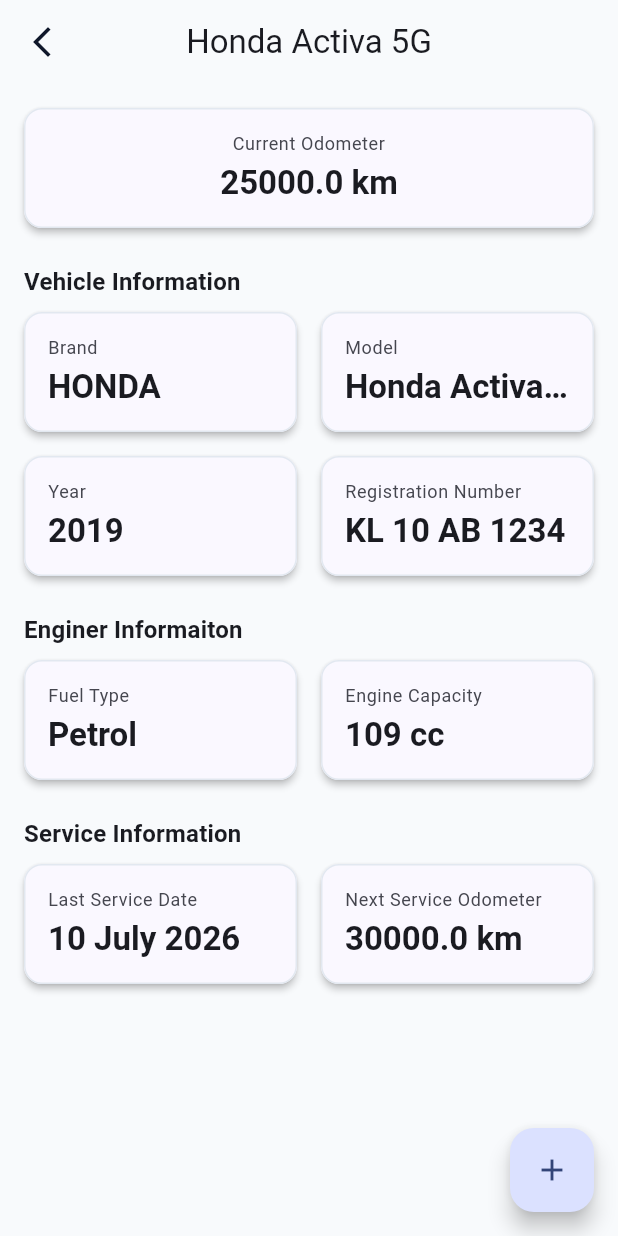
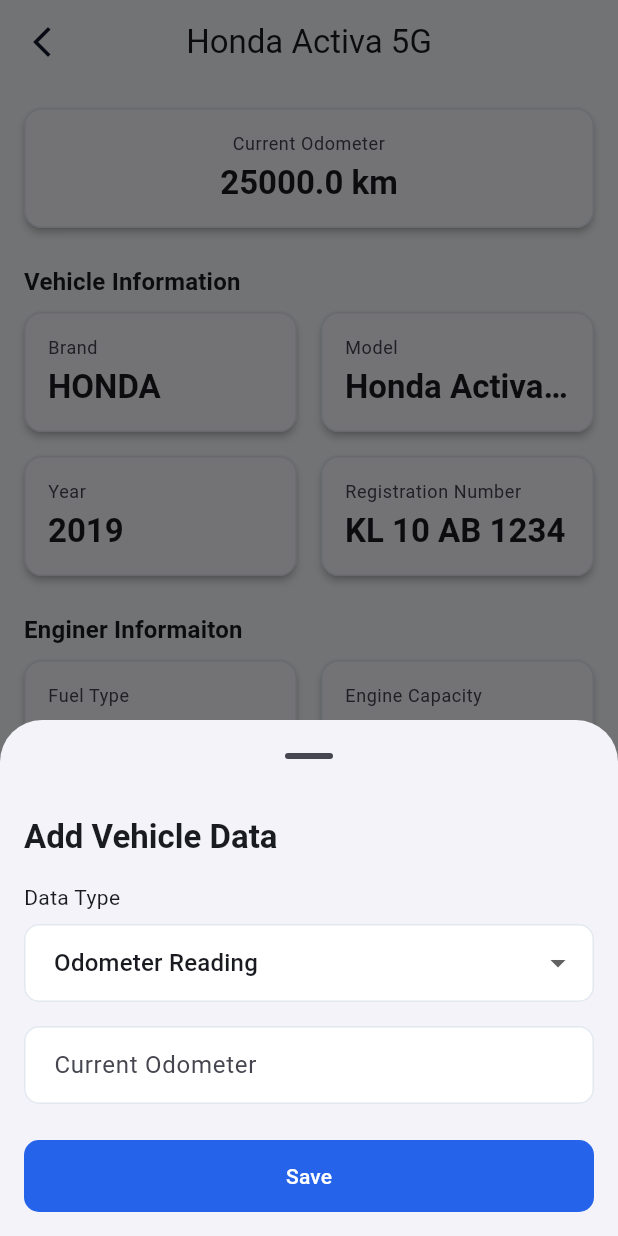
Before and after one commit to navaneethpp/odomex, a Flutter app: the VehicleDetailsScreen widget shown alone on an empty page, opened directly with sample values from the repository, after a tap on the "add" icon, on a phone screen of 412 x 824 dp. Run offline on Flutter 3.47's test engine with Material 3 defaults, Android fonts, the phone set to English and light mode, and no system bars.

Commit message:
feat: add vehicle data entry modal for odometer, fuel, and service records

```diff
--- /dev/null
+++ b/lib/models/vehicle_data_type.dart
@@ -0,0 +1,8 @@
+enum VehicleDataType {
+  odometer,
+  fuelRefill,
+  service,
+  // insurance,
+  // repair,
+  // tyreCharge,
+}
--- a/lib/screens/VehicleDetailsScreen/vehicle_details.dart
+++ b/lib/screens/VehicleDetailsScreen/vehicle_details.dart
@@ -1,6 +1,8 @@
 import 'package:flutter/material.dart';
 import 'package:odomex/core/theme/app_sizes.dart';
 import 'package:odomex/models/vehicle.dart';
+import 'package:odomex/models/vehicle_data_type.dart';
+import 'package:odomex/screens/VehicleDetailsScreen/widgets/add_vehilcle_data_sheet.dart';
 import 'package:odomex/screens/VehicleDetailsScreen/widgets/responsive_info_card.dart';
 import 'package:odomex/screens/VehicleDetailsScreen/widgets/section_title.dart';
 import 'package:odomex/widgets/screen_container.dart';
@@ -14,12 +16,60 @@
   final Vehicle vehicle;
 
   @override
+  void _handleVehicleData(
+    BuildContext context,
+    VehicleDataType type,
+    Map<String, dynamic> data,
+  ) {
+    switch (type) {
+      case VehicleDataType.odometer:
+        final odometer = data['odometerReading'];
+
+        debugPrint('New odometer: $odometer km');
+
+        break;
+
+      case VehicleDataType.fuelRefill:
+        final amount = data['fuelAmount'];
+        final price = data['fuelPrice'];
+
+        debugPrint('Fuel: $amount L - ₹$price');
+
+        break;
+
+      case VehicleDataType.service:
+        final description = data['description'];
+
+        debugPrint('Service: $description');
+
+        break;
+    }
+  }
+
+  void _showAddDataSheet(BuildContext context) {
+    showModalBottomSheet(
+      context: context,
+      isScrollControlled: true,
+      useSafeArea: true,
+      showDragHandle: true,
+      builder: (context) {
+        return AddVehicleDataSheet(
+          onSave: (type, data) {
+            _handleVehicleData(context, type, data);
+          },
+        );
+      },
+    );
+  }
+
   Widget build(BuildContext context) {
     return ScreenContainer(
       title: vehicle.model,
       showBackButton: true,
       floatingActionButton: FloatingActionButton(
-        onPressed: () {},
+        onPressed: () {
+          _showAddDataSheet(context);
+        },
         child: const Icon(Icons.add),
       ),
       child: SingleChildScrollView(
@@ -143,3 +193,7 @@
     );
   }
 }
+
+/// TODO:
+/// Currently it is have the option to add data. there is no logic
+/// We need to add the logic.
--- /dev/null
+++ b/lib/screens/VehicleDetailsScreen/widgets/add_vehilcle_data_sheet.dart
@@ -0,0 +1,291 @@
+import 'package:flutter/material.dart';
+import 'package:odomex/core/theme/app_sizes.dart';
+import 'package:odomex/models/vehicle_data_type.dart';
+
+class AddVehicleDataSheet extends StatefulWidget {
+  const AddVehicleDataSheet({
+    super.key,
+    required this.onSave,
+  });
+
+  final void Function(
+    VehicleDataType type,
+    Map<String, dynamic> data,
+  )
+  onSave;
+
+  @override
+  State<AddVehicleDataSheet> createState() =>
+      _AddVehicleDataSheetState();
+}
+
+class _AddVehicleDataSheetState
+    extends State<AddVehicleDataSheet> {
+  VehicleDataType _selectedType = VehicleDataType.odometer;
+
+  final _formKey = GlobalKey<FormState>();
+
+  final _odometerController = TextEditingController();
+  final _fuelAmountController = TextEditingController();
+  final _fuelPriceController = TextEditingController();
+  final _serviceDescriptionController =
+      TextEditingController();
+
+  @override
+  void dispose() {
+    _odometerController.dispose();
+    _fuelAmountController.dispose();
+    _fuelPriceController.dispose();
+    _serviceDescriptionController.dispose();
+
+    super.dispose();
+  }
+
+  String _getTypeName(VehicleDataType type) {
+    switch (type) {
+      case VehicleDataType.odometer:
+        return 'Odometer Reading';
+
+      case VehicleDataType.fuelRefill:
+        return 'Petrol Refilling';
+
+      case VehicleDataType.service:
+        return 'Service Update';
+    }
+  }
+
+  void _save() {
+    if (!_formKey.currentState!.validate()) {
+      return;
+    }
+
+    Map<String, dynamic> data;
+
+    switch (_selectedType) {
+      case VehicleDataType.odometer:
+        data = {
+          'odometerReading': double.parse(
+            _odometerController.text,
+          ),
+        };
+        break;
+
+      case VehicleDataType.fuelRefill:
+        data = {
+          'fuelAmount': double.parse(
+            _fuelAmountController.text,
+          ),
+          'fuelPrice': double.parse(
+            _fuelPriceController.text,
+          ),
+        };
+        break;
+
+      case VehicleDataType.service:
+        data = {
+          'description': _serviceDescriptionController.text
+              .trim(),
+        };
+        break;
+    }
+
+    widget.onSave(_selectedType, data);
+
+    Navigator.pop(context);
+  }
+
+  @override
+  Widget build(BuildContext context) {
+    return SafeArea(
+      child: Padding(
+        padding: EdgeInsets.only(
+          left: AppSizes.spacingLg,
+          right: AppSizes.spacingLg,
+          top: AppSizes.spacingLg,
+          bottom:
+              MediaQuery.of(context).viewInsets.bottom +
+              AppSizes.spacingLg,
+        ),
+        child: Form(
+          key: _formKey,
+          child: SingleChildScrollView(
+            child: Column(
+              crossAxisAlignment: CrossAxisAlignment.start,
+              mainAxisSize: MainAxisSize.min,
+              children: [
+                Text(
+                  'Add Vehicle Data',
+                  style: Theme.of(context)
+                      .textTheme
+                      .titleLarge
+                      ?.copyWith(
+                        fontWeight: FontWeight.w700,
+                      ),
+                ),
+
+                const SizedBox(height: AppSizes.spacingLg),
+
+                Text(
+                  'Data Type',
+                  style: Theme.of(
+                    context,
+                  ).textTheme.bodyMedium,
+                ),
+
+                const SizedBox(height: AppSizes.spacingSm),
+
+                DropdownButtonFormField<VehicleDataType>(
+                  initialValue: _selectedType,
+                  decoration: const InputDecoration(
+                    border: OutlineInputBorder(),
+                  ),
+                  items: VehicleDataType.values
+                      .map(
+                        (type) => DropdownMenuItem(
+                          value: type,
+                          child: Text(_getTypeName(type)),
+                        ),
+                      )
+                      .toList(),
+                  onChanged: (value) {
+                    if (value == null) return;
+
+                    setState(() {
+                      _selectedType = value;
+                    });
+                  },
+                ),
+
+                const SizedBox(height: AppSizes.spacingLg),
+
+                _buildForm(),
+
+                const SizedBox(height: AppSizes.spacingXl),
+
+                SizedBox(
+                  width: double.infinity,
+                  child: ElevatedButton(
+                    onPressed: _save,
+                    child: const Text('Save'),
+                  ),
+                ),
+              ],
+            ),
+          ),
+        ),
+      ),
+    );
+  }
+
+  Widget _buildForm() {
+    switch (_selectedType) {
+      case VehicleDataType.odometer:
+        return _buildOdometerForm();
+
+      case VehicleDataType.fuelRefill:
+        return _buildFuelForm();
+
+      case VehicleDataType.service:
+        return _buildServiceForm();
+    }
+  }
+
+  Widget _buildOdometerForm() {
+    return TextFormField(
+      controller: _odometerController,
+      keyboardType: TextInputType.number,
+      decoration: const InputDecoration(
+        labelText: 'Current Odometer',
+        suffixText: 'km',
+        hintText: 'Enter current odometer reading',
+      ),
+      validator: (value) {
+        if (value == null || value.trim().isEmpty) {
+          return 'Enter the odometer reading';
+        }
+
+        if (double.tryParse(value) == null) {
+          return 'Enter a valid number';
+        }
+
+        return null;
+      },
+    );
+  }
+
+  Widget _buildFuelForm() {
+    return Column(
+      children: [
+        TextFormField(
+          controller: _fuelAmountController,
+          keyboardType:
+              const TextInputType.numberWithOptions(
+                decimal: true,
+              ),
+          decoration: const InputDecoration(
+            labelText: 'Fuel Amount',
+            suffixText: 'L',
+            hintText: 'Enter fuel quantity',
+          ),
+          validator: (value) {
+            if (value == null || value.trim().isEmpty) {
+              return 'Enter fuel amount';
+            }
+
+            if (double.tryParse(value) == null) {
+              return 'Enter a valid amount';
+            }
+
+            return null;
+          },
+        ),
+
+        const SizedBox(height: AppSizes.spacingMd),
+
+        TextFormField(
+          controller: _fuelPriceController,
+          keyboardType:
+              const TextInputType.numberWithOptions(
+                decimal: true,
+              ),
+          decoration: const InputDecoration(
+            labelText: 'Fuel Cost',
+            prefixText: '₹ ',
+            hintText: 'Enter total fuel cost',
+          ),
+          validator: (value) {
+            if (value == null || value.trim().isEmpty) {
+              return 'Enter fuel cost';
+            }
+
+            if (double.tryParse(value) == null) {
+              return 'Enter a valid amount';
+            }
+
+            return null;
+          },
+        ),
+      ],
+    );
+  }
+
+  Widget _buildServiceForm() {
+    return TextFormField(
+      controller: _serviceDescriptionController,
+      maxLines: 4,
+      decoration: const InputDecoration(
+        labelText: 'Service Details',
+        hintText:
+            'Describe the service or maintenance performed',
+        alignLabelWithHint: true,
+      ),
+      validator: (value) {
+        if (value == null || value.trim().isEmpty) {
+          return 'Enter service details';
+        }
+
+        return null;
+      },
+    );
+  }
+}
```
Also changed, not shown: analysis_options.yaml (+9 -0 lines), pubspec.lock.
